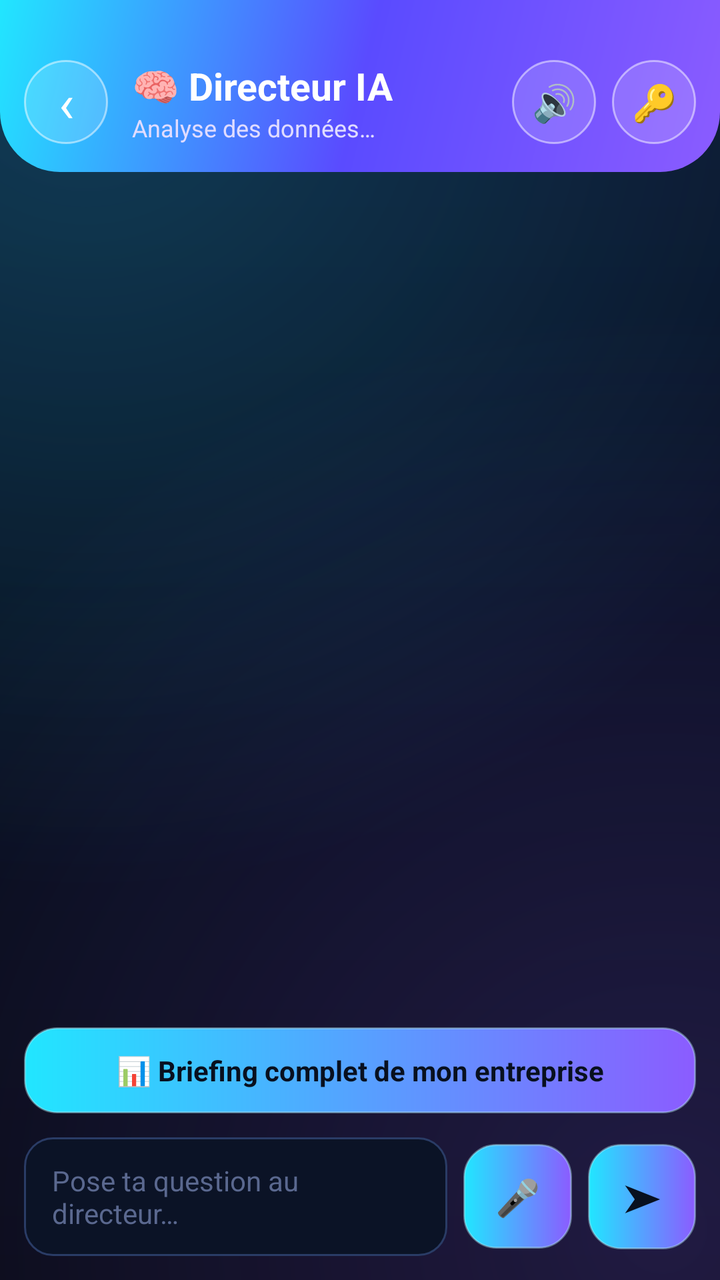
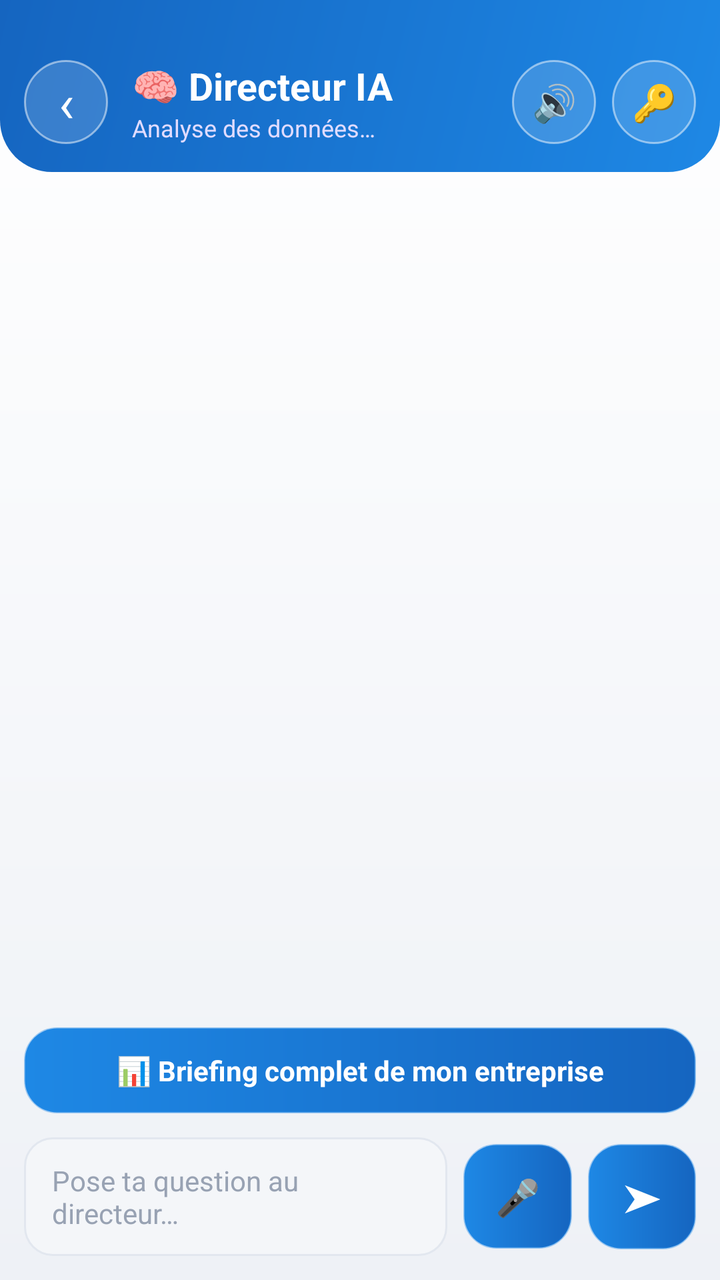

Before-and-after screenshots of an Android layout around one commit, followed by the original layout XML and the change that was made.
<!-- AndroidManifest.xml: application theme Theme.AluManager -->
<!-- res/layout/activity_directeur.xml -->
<?xml version="1.0" encoding="utf-8"?>
<LinearLayout xmlns:android="http://schemas.android.com/apk/res/android"
    android:layout_width="match_parent"
    android:layout_height="match_parent"
    android:background="@drawable/bg_space"
    android:orientation="vertical">

    <LinearLayout
        android:layout_width="match_parent"
        android:layout_height="wrap_content"
        android:background="@drawable/hero_bg"
        android:gravity="center_vertical"
        android:orientation="horizontal"
        android:paddingHorizontal="12dp"
        android:paddingTop="30dp"
        android:paddingBottom="14dp">

        <TextView
            android:id="@+id/btnBack"
            android:layout_width="42dp"
            android:layout_height="42dp"
            android:background="@drawable/avatar_circle"
            android:gravity="center"
            android:text="‹"
            android:textColor="#FFFFFF"
            android:textSize="26sp" />

        <LinearLayout
            android:layout_width="0dp"
            android:layout_height="wrap_content"
            android:layout_marginStart="12dp"
            android:layout_weight="1"
            android:orientation="vertical">

            <TextView
                android:layout_width="wrap_content"
                android:layout_height="wrap_content"
                android:text="🧠 Directeur IA"
                android:textColor="#FFFFFF"
                android:textSize="19sp"
                android:textStyle="bold" />

            <TextView
                android:id="@+id/status"
                android:layout_width="wrap_content"
                android:layout_height="wrap_content"
                android:text="Analyse des données…"
                android:textColor="#E0DCFF"
                android:textSize="12sp" />
        </LinearLayout>

        <TextView
            android:id="@+id/btnVoice"
            android:layout_width="42dp"
            android:layout_height="42dp"
            android:layout_marginEnd="8dp"
            android:background="@drawable/avatar_circle"
            android:gravity="center"
            android:text="🔊"
            android:textColor="#FFFFFF"
            android:textSize="18sp" />

        <TextView
            android:id="@+id/btnKey"
            android:layout_width="42dp"
            android:layout_height="42dp"
            android:background="@drawable/avatar_circle"
            android:gravity="center"
            android:text="🔑"
            android:textColor="#FFFFFF"
            android:textSize="18sp" />
    </LinearLayout>

    <ScrollView
        android:id="@+id/scroll"
        android:layout_width="match_parent"
        android:layout_height="0dp"
        android:layout_weight="1"
        android:fillViewport="true"
        android:scrollbars="none">

        <LinearLayout
            android:id="@+id/chat"
            android:layout_width="match_parent"
            android:layout_height="wrap_content"
            android:orientation="vertical"
            android:padding="12dp" />
    </ScrollView>

    
    <TextView
        android:id="@+id/btnBriefing"
        android:layout_width="match_parent"
        android:layout_height="wrap_content"
        android:layout_marginHorizontal="12dp"
        android:background="@drawable/btn_primary"
        android:gravity="center"
        android:paddingVertical="12dp"
        android:text="📊 Briefing complet de mon entreprise"
        android:textColor="#08101F"
        android:textSize="14sp"
        android:textStyle="bold" />

    
    <LinearLayout
        android:layout_width="match_parent"
        android:layout_height="wrap_content"
        android:gravity="center_vertical"
        android:orientation="horizontal"
        android:padding="12dp">

        <EditText
            android:id="@+id/input"
            android:layout_width="0dp"
            android:layout_height="wrap_content"
            android:layout_weight="1"
            android:background="@drawable/field_bg"
            android:hint="Pose ta question au directeur…"
            android:inputType="textMultiLine|textCapSentences"
            android:maxLines="4"
            android:paddingHorizontal="14dp"
            android:paddingVertical="12dp"
            android:textColor="#EAF2FF"
            android:textColorHint="#5A688F"
            android:textSize="14sp" />

        <TextView
            android:id="@+id/btnMic"
            android:layout_width="wrap_content"
            android:layout_height="wrap_content"
            android:layout_marginStart="8dp"
            android:background="@drawable/btn_primary"
            android:gravity="center"
            android:paddingHorizontal="16dp"
            android:paddingVertical="14dp"
            android:text="🎤"
            android:textColor="#08101F"
            android:textSize="18sp" />

        <TextView
            android:id="@+id/btnSend"
            android:layout_width="wrap_content"
            android:layout_height="wrap_content"
            android:layout_marginStart="8dp"
            android:background="@drawable/btn_primary"
            android:gravity="center"
            android:paddingHorizontal="18dp"
            android:paddingVertical="14dp"
            android:text="➤"
            android:textColor="#08101F"
            android:textSize="18sp"
            android:textStyle="bold" />
    </LinearLayout>

</LinearLayout>
<!-- resources referenced by this layout -->
<resources>
  <!-- drawable avatar_circle (drawable) -->
  <?xml version="1.0" encoding="utf-8"?>
  <shape xmlns:android="http://schemas.android.com/apk/res/android" android:shape="oval">
      <solid android:color="#26FFFFFF" />
      <stroke android:width="1dp" android:color="#80FFFFFF" />
  </shape>
  <!-- drawable bg_space (drawable) -->
  <?xml version="1.0" encoding="utf-8"?>
  <layer-list xmlns:android="http://schemas.android.com/apk/res/android">
      <item>
          <shape android:shape="rectangle">
              <gradient
                  android:angle="270"
                  android:startColor="#0C1430"
                  android:centerColor="#080E1F"
                  android:endColor="#060912" />
          </shape>
      </item>
      
      <item>
          <shape android:shape="rectangle">
              <gradient
                  android:type="radial"
                  android:centerX="0.12"
                  android:centerY="0.04"
                  android:gradientRadius="420dp"
                  android:startColor="#3321E6FF"
                  android:endColor="#0021E6FF" />
          </shape>
      </item>
      
      <item>
          <shape android:shape="rectangle">
              <gradient
                  android:type="radial"
                  android:centerX="0.92"
                  android:centerY="0.96"
                  android:gradientRadius="460dp"
                  android:startColor="#338B5CFF"
                  android:endColor="#008B5CFF" />
          </shape>
      </item>
  </layer-list>
  <!-- drawable btn_primary (drawable) -->
  <?xml version="1.0" encoding="utf-8"?>
  <shape xmlns:android="http://schemas.android.com/apk/res/android" android:shape="rectangle">
      <gradient
          android:angle="0"
          android:startColor="#21E6FF"
          android:endColor="#8B5CFF" />
      <corners android:radius="16dp" />
      <stroke android:width="1dp" android:color="#66BFF5FF" />
  </shape>
  <!-- drawable field_bg (drawable) -->
  <?xml version="1.0" encoding="utf-8"?>
  <shape xmlns:android="http://schemas.android.com/apk/res/android" android:shape="rectangle">
      <solid android:color="#0B1326" />
      <corners android:radius="14dp" />
      <stroke android:width="1dp" android:color="#2A3C66" />
  </shape>
  <!-- drawable hero_bg (drawable) -->
  <?xml version="1.0" encoding="utf-8"?>
  <shape xmlns:android="http://schemas.android.com/apk/res/android" android:shape="rectangle">
      <gradient
          android:angle="135"
          android:startColor="#8B5CFF"
          android:centerColor="#5A4BFF"
          android:endColor="#21E6FF" />
      <corners
          android:bottomLeftRadius="30dp"
          android:bottomRightRadius="30dp" />
  </shape>
  <style name="Theme.AluManager" parent="Theme.MaterialComponents.NoActionBar">
          <item name="colorPrimary">@color/neon_violet</item>
          <item name="colorPrimaryVariant">@color/neon_cyan</item>
          <item name="colorOnPrimary">#08101F</item>
          <item name="colorAccent">@color/neon_cyan</item>
          <item name="android:windowBackground">@color/bg_deep</item>
          <item name="android:statusBarColor">@android:color/transparent</item>
          <item name="android:navigationBarColor">@color/bg_deep</item>
          <item name="android:windowLightStatusBar">false</item>
          <item name="android:colorBackground">@color/bg_deep</item>
      </style>
  <color name="neon_violet">#8B5CFF</color>
  <color name="neon_cyan">#21E6FF</color>
  <color name="bg_deep">#060912</color>
</resources>

<!-- the commit's change to res/layout/activity_directeur.xml (unified diff, before → after) -->
@@ -97,7 +97,7 @@
         android:gravity="center"
         android:paddingVertical="12dp"
         android:text="📊 Briefing complet de mon entreprise"
-        android:textColor="#08101F"
+        android:textColor="#FFFFFF"
         android:textSize="14sp"
         android:textStyle="bold" />
 
@@ -120,8 +120,8 @@
             android:maxLines="4"
             android:paddingHorizontal="14dp"
             android:paddingVertical="12dp"
-            android:textColor="#EAF2FF"
-            android:textColorHint="#5A688F"
+            android:textColor="#1F2733"
+            android:textColorHint="#98A2B3"
             android:textSize="14sp" />
 
         <TextView
@@ -134,7 +134,7 @@
             android:paddingHorizontal="16dp"
             android:paddingVertical="14dp"
             android:text="🎤"
-            android:textColor="#08101F"
+            android:textColor="#FFFFFF"
             android:textSize="18sp" />
 
         <TextView
@@ -147,7 +147,7 @@
             android:paddingHorizontal="18dp"
             android:paddingVertical="14dp"
             android:text="➤"
-            android:textColor="#08101F"
+            android:textColor="#FFFFFF"
             android:textSize="18sp"
             android:textStyle="bold" />
     </LinearLayout>
<!-- resource entries referenced after the edit -->
@@ -8,74 +8,45 @@
   </shape>
   <!-- drawable bg_space (drawable) -->
   <?xml version="1.0" encoding="utf-8"?>
-  <layer-list xmlns:android="http://schemas.android.com/apk/res/android">
-      <item>
-          <shape android:shape="rectangle">
-              <gradient
-                  android:angle="270"
-                  android:startColor="#0C1430"
-                  android:centerColor="#080E1F"
-                  android:endColor="#060912" />
-          </shape>
-      </item>
-      
-      <item>
-          <shape android:shape="rectangle">
-              <gradient
-                  android:type="radial"
-                  android:centerX="0.12"
-                  android:centerY="0.04"
-                  android:gradientRadius="420dp"
-                  android:startColor="#3321E6FF"
-                  android:endColor="#0021E6FF" />
-          </shape>
-      </item>
-      
-      <item>
-          <shape android:shape="rectangle">
-              <gradient
-                  android:type="radial"
-                  android:centerX="0.92"
-                  android:centerY="0.96"
-                  android:gradientRadius="460dp"
-                  android:startColor="#338B5CFF"
-                  android:endColor="#008B5CFF" />
-          </shape>
-      </item>
-  </layer-list>
+  <shape xmlns:android="http://schemas.android.com/apk/res/android" android:shape="rectangle">
+      <gradient
+          android:angle="270"
+          android:startColor="#FFFFFF"
+          android:endColor="#EEF1F6" />
+  </shape>
   <!-- drawable btn_primary (drawable) -->
   <?xml version="1.0" encoding="utf-8"?>
   <shape xmlns:android="http://schemas.android.com/apk/res/android" android:shape="rectangle">
       <gradient
           android:angle="0"
-          android:startColor="#21E6FF"
-          android:endColor="#8B5CFF" />
+          android:startColor="#1E88E5"
+          android:endColor="#1565C0" />
       <corners android:radius="16dp" />
-      <stroke android:width="1dp" android:color="#66BFF5FF" />
+      <stroke android:width="1dp" android:color="#661E88E5" />
   </shape>
   <!-- drawable field_bg (drawable) -->
   <?xml version="1.0" encoding="utf-8"?>
   <shape xmlns:android="http://schemas.android.com/apk/res/android" android:shape="rectangle">
-      <solid android:color="#0B1326" />
+      <solid android:color="#F4F6F9" />
       <corners android:radius="14dp" />
-      <stroke android:width="1dp" android:color="#2A3C66" />
+      <stroke android:width="1dp" android:color="#E2E7EF" />
   </shape>
   <!-- drawable hero_bg (drawable) -->
   <?xml version="1.0" encoding="utf-8"?>
   <shape xmlns:android="http://schemas.android.com/apk/res/android" android:shape="rectangle">
       <gradient
           android:angle="135"
-          android:startColor="#8B5CFF"
-          android:centerColor="#5A4BFF"
-          android:endColor="#21E6FF" />
+          android:startColor="#1E88E5"
+          android:centerColor="#1976D2"
+          android:endColor="#1565C0" />
       <corners
-          android:bottomLeftRadius="30dp"
-          android:bottomRightRadius="30dp" />
+          android:bottomLeftRadius="26dp"
+          android:bottomRightRadius="26dp" />
   </shape>
-  <style name="Theme.AluManager" parent="Theme.MaterialComponents.NoActionBar">
+  <style name="Theme.AluManager" parent="Theme.MaterialComponents.Light.NoActionBar">
           <item name="colorPrimary">@color/neon_violet</item>
           <item name="colorPrimaryVariant">@color/neon_cyan</item>
-          <item name="colorOnPrimary">#08101F</item>
+          <item name="colorOnPrimary">#FFFFFF</item>
           <item name="colorAccent">@color/neon_cyan</item>
           <item name="android:windowBackground">@color/bg_deep</item>
           <item name="android:statusBarColor">@android:color/transparent</item>
@@ -83,8 +54,8 @@
           <item name="android:windowLightStatusBar">false</item>
           <item name="android:colorBackground">@color/bg_deep</item>
       </style>
-  <color name="neon_violet">#8B5CFF</color>
-  <color name="neon_cyan">#21E6FF</color>
-  <color name="bg_deep">#060912</color>
+  <color name="neon_violet">#1565C0</color>
+  <color name="neon_cyan">#1E88E5</color>
+  <color name="bg_deep">#F4F6F9</color>
 </resources>
 
